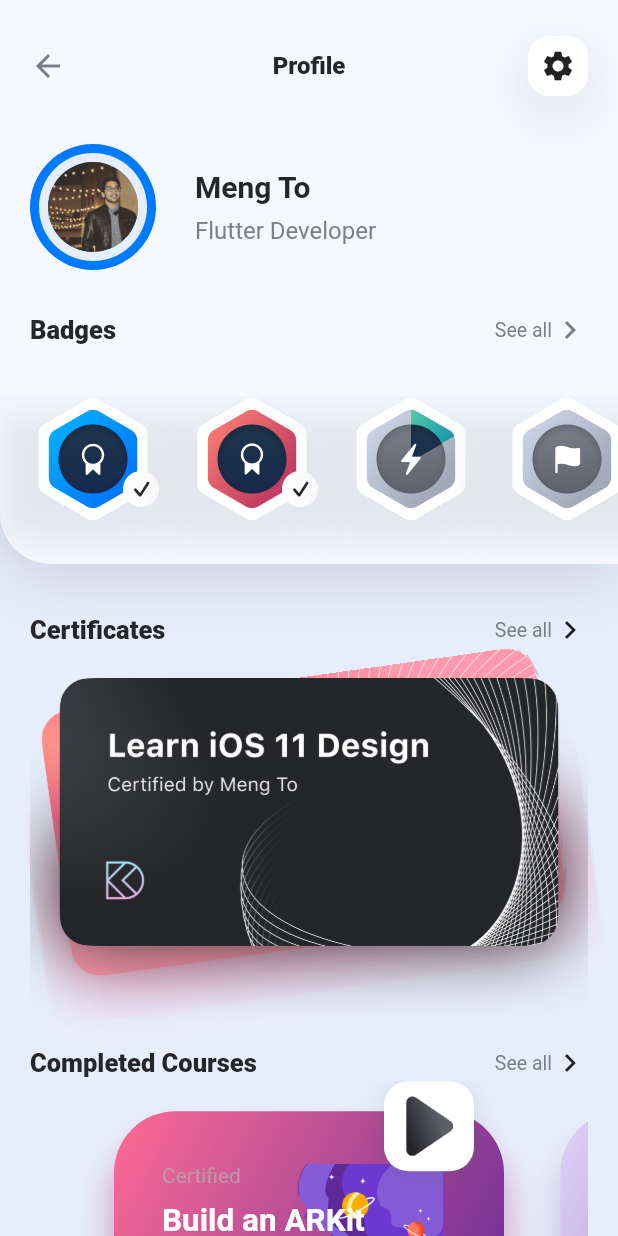
After one commit to rashmirekha99/Course-App, a Flutter app: the ProfileScreen screen opened directly, on a phone screen of 412 x 824 dp. The commit adds this screen. Run offline on Flutter 3.47's test engine with Material 2 defaults, Android fonts, the phone set to English and light mode, and no system bars; our stand-ins replace sliding_up_panel; Roboto replaces fonts that are missing (SF Pro Text).

Commit message:
Profile Screen

```diff
--- /dev/null
+++ b/lib/component/card/completed_course_card.dart
@@ -0,0 +1,107 @@
+import 'package:flutter/material.dart';
+import '../../constant.dart';
+import '../../model/completedCourse.dart';
+
+class CompleteCourseCard extends StatelessWidget {
+  CompleteCourseCard({required this.cardItems});
+  final CompletedCourse cardItems;
+  @override
+  Widget build(BuildContext context) {
+    return Container(
+      alignment: Alignment.topCenter,
+      child: Stack(alignment: Alignment.topRight, children: [
+        Padding(
+          padding: const EdgeInsets.only(top: 20.0),
+          child: Container(
+            width: 260,
+            height: 140,
+            decoration: BoxDecoration(
+                boxShadow: [
+                  BoxShadow(
+                      color: cardItems.background.colors[0].withOpacity(0.3),
+                      offset: Offset(0, 20),
+                      blurRadius: 20.0),
+                  BoxShadow(
+                      color: cardItems.background.colors[1].withOpacity(0.3),
+                      offset: Offset(0, 20),
+                      blurRadius: 20.0)
+                ],
+                borderRadius: BorderRadius.circular(41),
+                gradient: cardItems.background),
+            child: Padding(
+              padding:
+                  const EdgeInsets.only(left: 32.0, top: 35.0, right: 32.0),
+              child: ClipRRect(
+                // borderRadius: BorderRadius.circular(41),
+                child: Container(
+                  height: 140.0,
+                  width: 260.0,
+                  child: Stack(
+                    children: [
+                      Padding(
+                        padding: const EdgeInsets.only(left: 90),
+                        child: Expanded(
+                            child: Image.asset(
+                          'asset/illustrations/${cardItems.illustration}',
+                          fit: BoxFit.cover,
+                          height: 140,
+                        )),
+                      ),
+                      Column(
+                        crossAxisAlignment: CrossAxisAlignment.start,
+                        children: [
+                          Container(
+                            child: Column(
+                                crossAxisAlignment: CrossAxisAlignment.start,
+                                children: [
+                                  Text(
+                                    cardItems.courseSubtitle,
+                                    style: ksubTitleStyle,
+                                  ),
+                                  SizedBox(height: 10),
+                                  Text(
+                                    cardItems.courseTitle,
+                                    style: const TextStyle(
+                                      fontSize: 21,
+                                      color: Colors.white,
+                                      fontWeight: FontWeight.bold,
+                                    ),
+                                  ),
+                                ]),
+                            width: 140.0,
+                          ),
+                        ],
+                      ),
+                    ],
+                  ),
+                ),
+              ),
+            ),
+          ),
+        ),
+        Padding(
+          padding: const EdgeInsets.only(right: 20.0),
+          child: Container(
+            padding: EdgeInsets.all(10.0),
+            child: Image.asset(
+              'asset/icons/icon-play.png',
+            ),
+            height: 60.0,
+            width: 60.0,
+            decoration: BoxDecoration(
+              boxShadow: const [
+                BoxShadow(
+                  color: kShadowColor,
+                  offset: Offset(0, 4),
+                  blurRadius: 16.0,
+                )
+              ],
+              borderRadius: BorderRadius.circular(16.0),
+              color: Colors.white,
+            ),
+          ),
+        )
+      ]),
+    );
+  }
+}
--- a/lib/component/list/certificate_viewer.dart
+++ b/lib/component/list/certificate_viewer.dart
@@ -18,30 +18,34 @@ class _CetificateViewerState extends State<CetificateViewer> {
 
   @override
   void initState() {
-    // TODO: implement initState
     super.initState();
     List<Widget> imageChildren = [];
-    certificatePaths.reversed.toList().asMap().forEach((index, certificate) {
+    certificatePaths.reversed.toList().asMap().forEach(
+      (index, certificate) {
         int angleDegree;
         if (index == certificatePaths.length - 1) {
           angleDegree = 0;
         } else {
           angleDegree = Random().nextInt(10) - 8;
         }
-      imageChildren.add(Transform.rotate(
+        imageChildren.add(
+          Transform.rotate(
             angle: angleDegree * (pi / 180),
             child: Image.asset(
               certificate,
               alignment: Alignment.center,
               fit: BoxFit.cover,
             ),
-      ));
-    });
+          ),
+        );
+      },
+    );
     certificateViewer = Stack(children: imageChildren);
   }
 
   @override
   Widget build(BuildContext context) {
-    return Padding(padding: EdgeInsets.only(top: 20), child: certificateViewer);
+    return Padding(
+        padding: const EdgeInsets.only(top: 20), child: certificateViewer);
   }
 }
--- /dev/null
+++ b/lib/component/list/completed_course_list.dart
@@ -0,0 +1,65 @@
+import 'package:demo/model/completedCourse.dart';
+import 'package:flutter/material.dart';
+import '../card/completed_course_card.dart';
+
+
+class CompletedCourseList extends StatefulWidget {
+  const CompletedCourseList({Key? key}) : super(key: key);
+
+  @override
+  State<CompletedCourseList> createState() => _CompletedCourseListState();
+}
+
+class _CompletedCourseListState extends State<CompletedCourseList> {
+  List<Container> indicators = [];
+  int currentPage = 0;
+
+  Widget updateIndicator() {
+    return Row(
+      mainAxisAlignment: MainAxisAlignment.center,
+      children: completedCourses.map(
+        (e) {
+          var index = completedCourses.indexOf(e);
+          return Container(
+              margin: const EdgeInsets.symmetric(horizontal: 6.0),
+              width: 7.0,
+              height: 7.0,
+              decoration: BoxDecoration(
+                shape: BoxShape.circle,
+                color: currentPage == index ? Colors.blue : Colors.grey,
+              ));
+        },
+      ).toList(),
+    );
+  }
+
+  @override
+  Widget build(BuildContext context) {
+    return Column(
+      children: [
+        Container(
+          height: 200,
+          width: double.infinity,
+          child: PageView.builder(
+            itemBuilder: (context, index) {
+              return Opacity(
+                opacity: index == currentPage ? 1.0 : 0.7,
+                child: CompleteCourseCard(
+                  cardItems: completedCourses[index],
+                ),
+              );
+            },
+            itemCount: completedCourses.length,
+            controller: PageController(initialPage: 0, viewportFraction: 0.80),
+            onPageChanged: (index) {
+              setState(() {
+                currentPage = index;
+              });
+            },
+          ),
+        ),
+        updateIndicator()
+      ],
+    );
+  }
+}
--- a/lib/component/list/course_section_list.dart
+++ b/lib/component/list/course_section_list.dart
@@ -11,7 +11,7 @@ class CourseSectionList extends StatelessWidget {
     for (var course in courseSections) {
       cards.add(
         Padding(
-          padding: EdgeInsets.only(bottom: 20.0),
+          padding: const EdgeInsets.only(bottom: 20.0),
           child: CourseSectionCard(courseSection: course),
         ),
       );
@@ -19,7 +19,7 @@ class CourseSectionList extends StatelessWidget {
 
     cards.add(
       Padding(
-        padding: EdgeInsets.only(bottom: 20.0),
+        padding:const EdgeInsets.only(bottom: 20.0),
         child: Text(
           "No more sections to view, look\nfor more in our courses",
           style: kCaptionLabelStyle,
--- a/lib/component/navigation_bar.dart
+++ b/lib/component/navigation_bar.dart
@@ -1,3 +1,4 @@
+import 'package:demo/screens/profile_screen.dart';
 import 'package:flutter/material.dart';
 import 'navigation_search_bar.dart';
 import 'side_bar_button.dart';
@@ -16,18 +17,24 @@ class NavBar extends StatelessWidget {
         children: [
           SidebarButton(triggerAnimation: triggerAnimation),
           //searchbar
-          Expanded(
+          const Expanded(
             child: Padding(
               padding: const EdgeInsets.all(10.0),
               child: SearchBar(),
             ),
           ),
-          SizedBox(width: 16.0),
-          Icon(Icons.notifications),
-          SizedBox(width: 16.0),
-          CircleAvatar(
-            backgroundImage: AssetImage('asset/images/profile.jpg'),
-          )
+          const SizedBox(width: 16.0),
+          const Icon(Icons.notifications),
+          const SizedBox(width: 16.0),
+          GestureDetector(
+            onTap: () {
+              Navigator.push(context,
+                  MaterialPageRoute(builder: (context) => ProfileScreen()));
+            },
+            child: const CircleAvatar(
+              backgroundImage: AssetImage('asset/images/profile.jpg'),
+            ),
+          ),
         ],
       ),
     );
--- a/lib/model/SidebarItem.dart
+++ b/lib/model/SidebarItem.dart
@@ -1,5 +1,3 @@
-import 'dart:io';
-import 'package:flutter/cupertino.dart';
 import 'package:flutter/material.dart';
 
 class SidebarItems {
--- /dev/null
+++ b/lib/model/completedCourse.dart
@@ -0,0 +1,45 @@
+import 'package:flutter/material.dart';
+
+class CompletedCourse {
+  CompletedCourse({
+    required this.courseTitle,
+    required this.courseSubtitle,
+    required this.background,
+    required this.illustration,
+  });
+
+  String courseTitle;
+  String courseSubtitle;
+  LinearGradient background;
+  String illustration;
+}
+
+// Completed Courses
+var completedCourses = [
+  CompletedCourse(
+    courseTitle: "Build an ARKit 2 App",
+    courseSubtitle: "Certified",
+    background: LinearGradient(
+      begin: Alignment.topLeft,
+      end: Alignment.bottomRight,
+      colors: [
+        Color(0xFFFF6B94),
+        Color(0xFF6B2E98),
+      ],
+    ),
+    illustration: 'illustration-12.png',
+  ),
+  CompletedCourse(
+    courseTitle: "Swift Advanced",
+    courseSubtitle: "Yet to be Certified",
+    background: LinearGradient(
+      begin: Alignment.topLeft,
+      end: Alignment.bottomRight,
+      colors: [
+        Color(0xFFDEC8FA),
+        Color(0xFF4A1B6D),
+      ],
+    ),
+    illustration: 'illustration-13.png',
+  ),
+];
--- /dev/null
+++ b/lib/screens/profile_screen.dart
@@ -0,0 +1,284 @@
+import 'dart:io';
+import 'package:demo/constant.dart';
+import 'package:flutter/cupertino.dart';
+import 'package:flutter/material.dart';
+import '../component/list/certificate_viewer.dart';
+import '../component/list/completed_course_list.dart';
+
+class ProfileScreen extends StatelessWidget {
+  List<String> badges = [
+    'badge-01.png',
+    'badge-02.png',
+    'badge-03.png',
+    'badge-04.png',
+  ];
+
+  @override
+  Widget build(BuildContext context) {
+    return Scaffold(
+        backgroundColor: kBackgroundColor,
+        body: SingleChildScrollView(
+          child: Column(
+            children: [
+              //full to p container
+              Container(
+                decoration: const BoxDecoration(
+                    color: kCardPopupBackgroundColor,
+                    borderRadius: BorderRadius.only(
+                      bottomLeft: Radius.circular(34.0),
+                    ),
+                    boxShadow: [
+                      BoxShadow(
+                          color: kShadowColor,
+                          offset: Offset(0, 12),
+                          blurRadius: 32.0)
+                    ]),
+                child: SafeArea(
+                  bottom: false,
+                  child: Column(
+                    children: [
+                      //top bar row
+                      Padding(
+                        padding: const EdgeInsets.only(
+                          top: 24.0,
+                          bottom: 32.0,
+                          left: 20.0,
+                          right: 20.0,
+                        ),
+                        child: Row(
+                          mainAxisAlignment: MainAxisAlignment.spaceBetween,
+                          children: [
+                            //back Button
+                            RawMaterialButton(
+                              materialTapTargetSize:
+                                  MaterialTapTargetSize.shrinkWrap,
+                              constraints: const BoxConstraints(
+                                minWidth: 40.0,
+                                maxWidth: 40.0,
+                                maxHeight: 24.0,
+                              ),
+                              highlightColor: Colors.transparent,
+                              splashColor: Colors.transparent,
+                              onPressed: () {
+                                Navigator.pop(context);
+                              },
+                              child: Row(
+                                mainAxisAlignment: MainAxisAlignment.start,
+                                children: [
+                                  Icon(
+                                    Icons.arrow_back,
+                                    color: kSecondaryLabelColor,
+                                  )
+                                ],
+                              ),
+                            ),
+                            Text(
+                              "Profile",
+                              style: kCalloutLabelStyle,
+                            ),
+                            Container(
+                              width: 40.0,
+                              height: 40.0,
+                              decoration: BoxDecoration(
+                                borderRadius: BorderRadius.circular(14.0),
+                                color: Colors.white,
+                                boxShadow: [
+                                  BoxShadow(
+                                      color: kShadowColor,
+                                      offset: Offset(0, 12),
+                                      blurRadius: 32.0)
+                                ],
+                              ),
+                              child: Icon(
+                                Platform.isAndroid
+                                    ? Icons.settings
+                                    : CupertinoIcons.settings_solid,
+                              ),
+                            )
+                          ],
+                        ),
+                      ),
+                      //middle part - Meng To
+                      Padding(
+                        padding: EdgeInsets.symmetric(
+                          horizontal: 20.0,
+                        ),
+                        child: Row(
+                          children: [
+                            //blue round
+                            Container(
+                              child: Padding(
+                                padding: EdgeInsets.all(6.0),
+                                //profile white round
+                                child: Container(
+                                  padding: EdgeInsets.all(6.0),
+                                  //profile pic
+                                  child: const CircleAvatar(
+                                    backgroundImage:
+                                        AssetImage('asset/images/profile.jpg'),
+                                    radius: 30.0,
+                                  ),
+                                  decoration: BoxDecoration(
+                                      color: kBackgroundColor,
+                                      borderRadius:
+                                          BorderRadius.circular(42.0)),
+                                ),
+                              ),
+                              height: 84.0,
+                              width: 84.0,
+                              decoration: BoxDecoration(
+                                borderRadius: BorderRadius.circular(42.0),
+                                gradient: const RadialGradient(
+                                  colors: [
+                                    Color(0xFF00AEFF),
+                                    Color(0xFF0076FF),
+                                  ],
+                                ),
+                              ),
+                            ),
+                            const SizedBox(width: 26.0),
+                            Column(
+                              crossAxisAlignment: CrossAxisAlignment.start,
+                              children: [
+                                Text(
+                                  "Meng To",
+                                  style: kTitle2Style,
+                                ),
+                                const SizedBox(height: 8.0),
+                                Text(
+                                  "Flutter Developer",
+                                  style: kSecondaryCalloutLabelStyle,
+                                ),
+                              ],
+                            ),
+                          ],
+                        ),
+                      ),
+                      //badges text
+                      Padding(
+                        padding: const EdgeInsets.only(top: 28.0, bottom: 16.0),
+                        child: Column(
+                          children: [
+                            Padding(
+                              padding: EdgeInsets.symmetric(horizontal: 20.0),
+                              child: Row(
+                                mainAxisAlignment:
+                                    MainAxisAlignment.spaceBetween,
+                                children: [
+                                  Text(
+                                    "Badges",
+                                    style: kHeadlineLabelStyle,
+                                  ),
+                                  Row(
+                                    children: [
+                                      Text(
+                                        "See all",
+                                        style: kSearchPlaceholderStyle,
+                                      ),
+                                      Icon(
+                                        Icons.chevron_right,
+                                        color: kSecondaryLabelColor,
+                                      )
+                                    ],
+                                  ),
+                                ],
+                              ),
+                            ),
+                          ],
+                        ),
+                      ),
+                      SizedBox(height: 16.0),
+                      Container(
+                        height: 112,
+                        child: ListView.builder(
+                          padding: EdgeInsets.only(bottom: 28.0),
+                          scrollDirection: Axis.horizontal,
+                          itemCount: badges.length,
+                          itemBuilder: (context, index) {
+                            return Container(
+                              padding: EdgeInsets.only(
+                                  left: 20.0, right: index == 3 ? 20.0 : 0.0),
+                              decoration: BoxDecoration(boxShadow: [
+                                BoxShadow(
+                                  color: kShadowColor.withOpacity(0.1),
+                                  offset: Offset(0, 12),
+                                  blurRadius: 18.0,
+                                )
+                              ]),
+                              child:
+                                  Image.asset('asset/badges/${badges[index]}'),
+                            );
+                          },
+                        ),
+                      )
+                    ],
+                  ),
+                ),
+              ),
+              Padding(
+                padding: EdgeInsets.only(
+                  top: 32.0,
+                  left: 20.0,
+                  right: 20.0,
+                  bottom: 12.0,
+                ),
+                child: Column(
+                  children: [
+                    Row(
+                      mainAxisAlignment: MainAxisAlignment.spaceBetween,
+                      children: [
+                        Text(
+                          "Certificates",
+                          style: kHeadlineLabelStyle,
+                        ),
+                        Row(
+                          children: [
+                            Text(
+                              "See all",
+                              style: kSearchPlaceholderStyle,
+                            ),
+                            Icon(Icons.chevron_right),
+                          ],
+                        )
+                      ],
+                    ),
+                    CetificateViewer(),
+                  ],
+                ),
+              ),
+
+              Padding(
+                padding: EdgeInsets.only(
+                  left: 20.0,
+                  right: 20.0,
+                  bottom: 12.0,
+                ),
+                child: Column(
+                  children: [
+                    Row(
+                      mainAxisAlignment: MainAxisAlignment.spaceBetween,
+                      children: [
+                        Text(
+                          "Completed Courses",
+                          style: kHeadlineLabelStyle,
+                        ),
+                        Row(
+                          children: [
+                            Text(
+                              "See all",
+                              style: kSearchPlaceholderStyle,
+                            ),
+                            Icon(Icons.chevron_right),
+                          ],
+                        )
+                      ],
+                    ),
+                    CompletedCourseList(),
+                  ],
+                ),
+              ),
+            ],
+          ),
+        ));
+  }
+}
```
Lines whose indentation alone changed are shown as unchanged.
